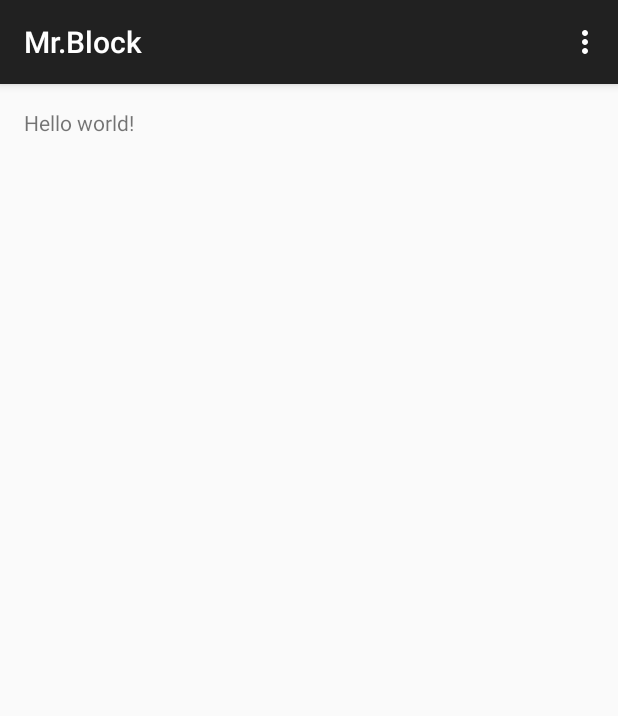
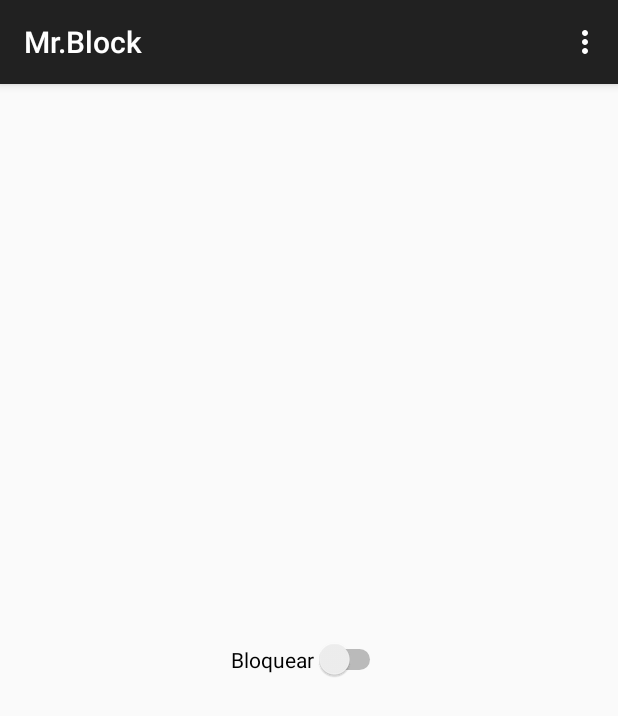
Before and after one commit to DiegoOcampo/MrBlockPI1, an Android app: the screen it shows after launch (MainActivity), on a phone screen of 412 x 824 dp. Shown: the top 716 px of the screen. Run offline under Robolectric (Android 15) with nearby library versions, the phone set to English and light mode, and no system bars.

Commit message:
block with switch

```diff
--- a/Mr.Block/app/src/main/java/co/edu/eafit/mrblock/BlockcallReceiver.java
+++ b/Mr.Block/app/src/main/java/co/edu/eafit/mrblock/BlockcallReceiver.java
@@ -18,7 +18,7 @@ public class BlockcallReceiver extends BroadcastReceiver {
         //TODO Auto-generated method stub
         Bundle myBundle = intent.getExtras();
         System.out.println("I'm fine, thanks");
-        if (myBundle != null){
+        if (myBundle != null && MainActivity.check){
             System.out.println("--------Not null-----");
             try{
                 if (intent.getAction().equals("android.intent.action.PHONE_STATE")){
--- a/Mr.Block/app/src/main/java/co/edu/eafit/mrblock/MainActivity.java
+++ b/Mr.Block/app/src/main/java/co/edu/eafit/mrblock/MainActivity.java
@@ -2,15 +2,27 @@ package co.edu.eafit.mrblock;
 
 import android.support.v7.app.AppCompatActivity;
 import android.os.Bundle;
+import android.util.Log;
 import android.view.Menu;
 import android.view.MenuItem;
+import android.widget.CompoundButton;
+import android.widget.Switch;
 
 public class MainActivity extends AppCompatActivity {
-
+    public static boolean check = false;
     @Override
     protected void onCreate(Bundle savedInstanceState) {
         super.onCreate(savedInstanceState);
         setContentView(R.layout.activity_main);
+        Switch onOffSwitch = (Switch)  findViewById(R.id.switch1);
+        onOffSwitch.setChecked(false);
+        onOffSwitch.setOnCheckedChangeListener(new CompoundButton.OnCheckedChangeListener() {
+            @Override
+            public void onCheckedChanged(CompoundButton buttonView, boolean isChecked) {
+                check = isChecked;
+                Log.v("Switch State=", ""+isChecked);
+            }
+        });
     }
 
     @Override
--- a/Mr.Block/app/src/main/res/layout/activity_main.xml
+++ b/Mr.Block/app/src/main/res/layout/activity_main.xml
@@ -5,7 +5,13 @@
     android:paddingTop="@dimen/activity_vertical_margin"
     android:paddingBottom="@dimen/activity_vertical_margin" tools:context=".MainActivity">
 
-    <TextView android:text="@string/hello_world" android:layout_width="wrap_content"
-        android:layout_height="wrap_content" />
+    <Switch
+        android:layout_width="wrap_content"
+        android:layout_height="wrap_content"
+        android:text="Bloquear"
+        android:id="@+id/switch1"
+        android:checked="true"
+        android:layout_centerVertical="true"
+        android:layout_centerHorizontal="true" />
 
 </RelativeLayout>
```
